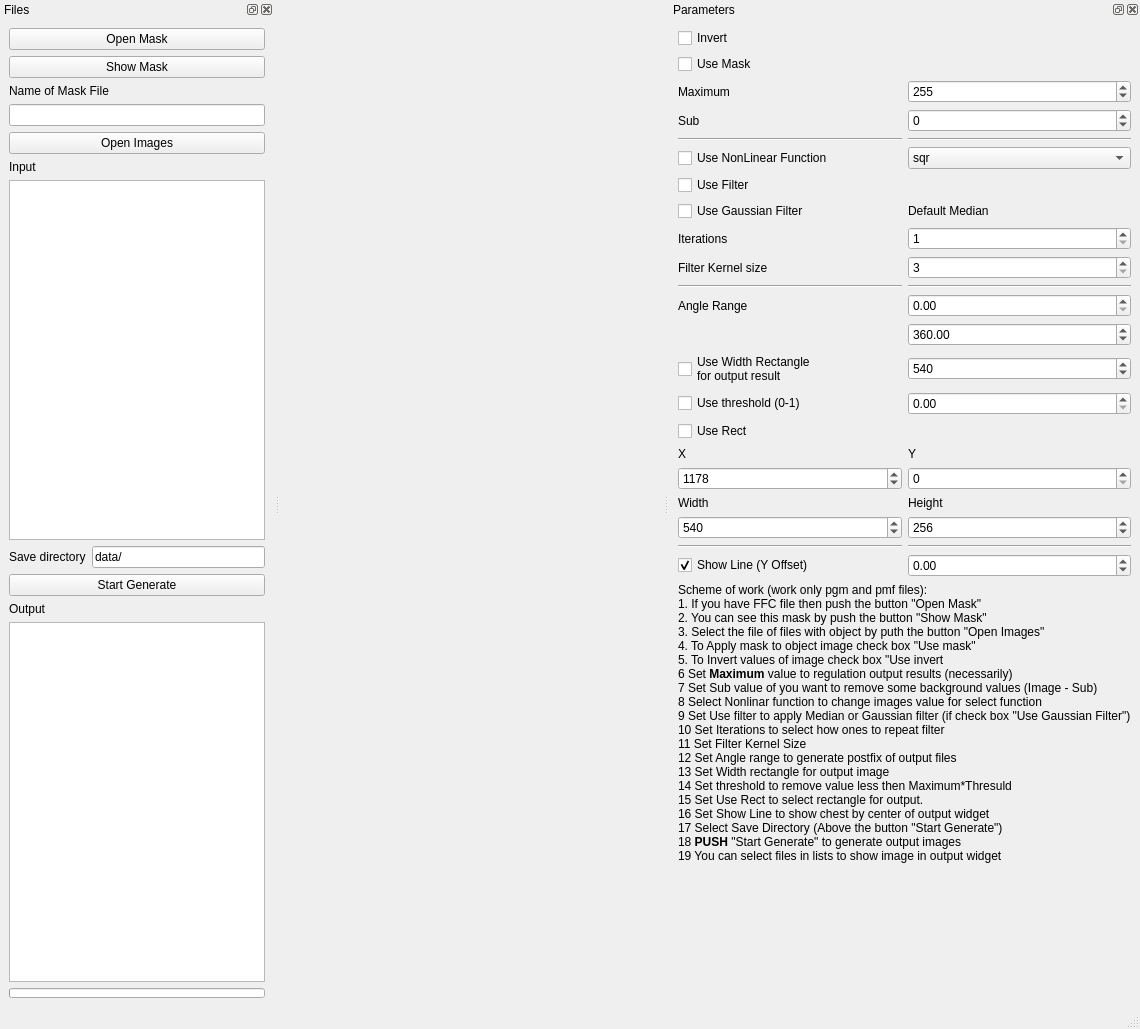
Qt form mainwindow.ui (artthirt/scan_pmf) before a commit.
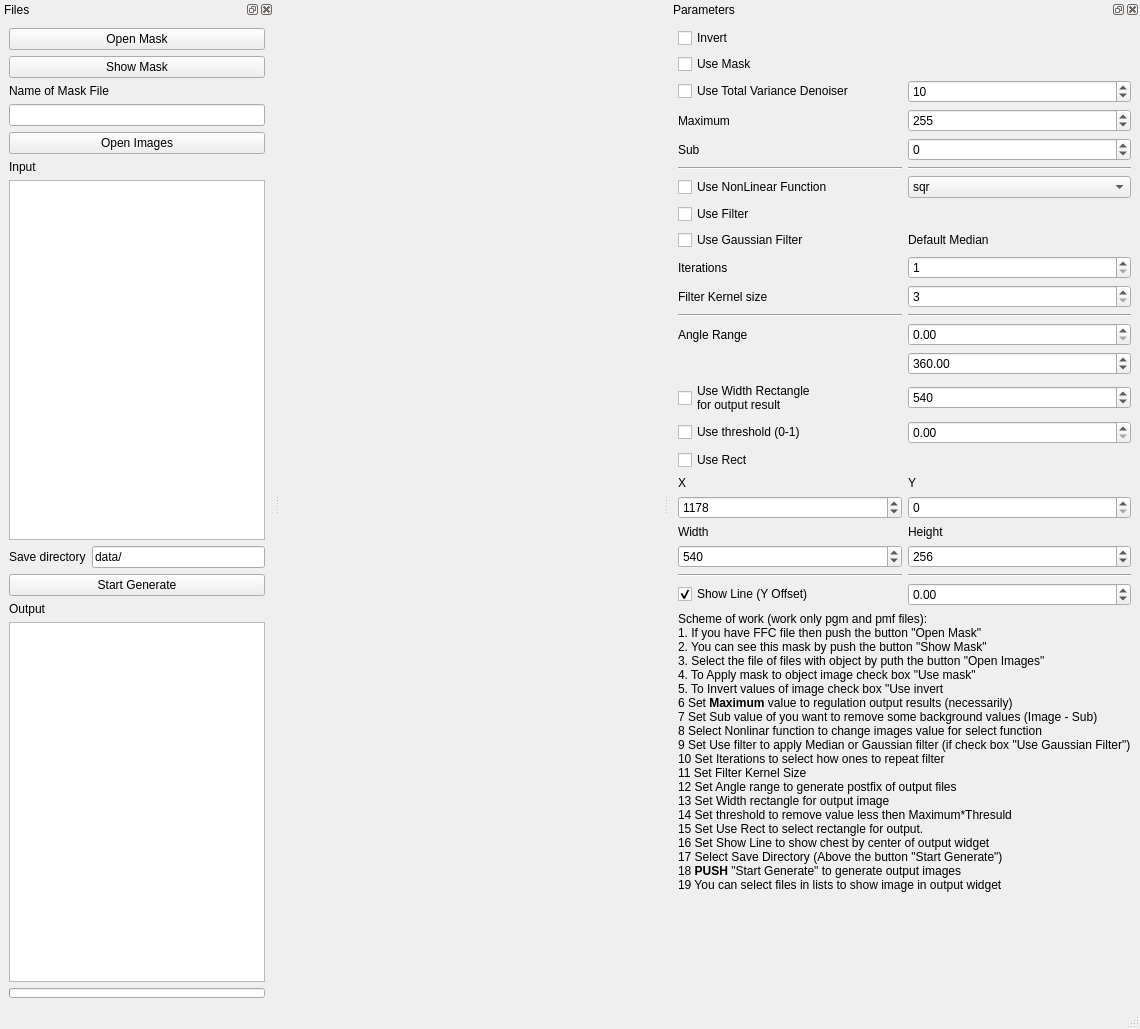
The same form after that commit. Custom widgets are drawn as their Qt base class.

What changed in the file:
```diff
--- a/mainwindow.ui
+++ b/mainwindow.ui
@@ -178,69 +178,59 @@
      </item>
      <item>
       <layout class="QGridLayout" name="gridLayout">
-       <item row="12" column="0">
-        <widget class="QCheckBox" name="chbUseNeededWidth">
-         <property name="text">
-          <string>Use Width Rectangle
-for output result</string>
-         </property>
-        </widget>
-       </item>
-       <item row="9" column="0">
-        <widget class="Line" name="line">
-         <property name="orientation">
-          <enum>Qt::Horizontal</enum>
-         </property>
-        </widget>
-       </item>
        <item row="4" column="1">
-        <widget class="QComboBox" name="cbFuncion">
-         <item>
-          <property name="text">
-           <string>sqr</string>
-          </property>
-         </item>
-         <item>
-          <property name="text">
-           <string>sqrt</string>
-          </property>
-         </item>
-         <item>
-          <property name="text">
-           <string>sin</string>
-          </property>
-         </item>
+        <widget class="Line" name="line_4">
+         <property name="orientation">
+          <enum>Qt::Horizontal</enum>
+         </property>
         </widget>
        </item>
-       <item row="4" column="0">
-        <widget class="QCheckBox" name="chbUseNonLinear">
+       <item row="14" column="0">
+        <widget class="QCheckBox" name="chbUseThreshold">
          <property name="text">
-          <string>Use NonLinear Function</string>
+          <string>Use threshold (0-1)</string>
          </property>
         </widget>
        </item>
-       <item row="6" column="0">
-        <widget class="QCheckBox" name="chbUseGaussian">
-         <property name="text">
-          <string>Use Gaussian Filter</string>
+       <item row="21" column="1">
+        <widget class="Line" name="line_6">
+         <property name="orientation">
+          <enum>Qt::Horizontal</enum>
          </property>
         </widget>
        </item>
-       <item row="5" column="0">
-        <widget class="QCheckBox" name="chbUseFilter">
+       <item row="1" column="1">
+        <widget class="QSpinBox" name="sbMaximum">
+         <property name="maximum">
+          <number>9999999</number>
+         </property>
+         <property name="value">
+          <number>255</number>
+         </property>
+        </widget>
+       </item>
+       <item row="9" column="0">
+        <widget class="QLabel" name="label_5">
          <property name="text">
-          <string>Use Filter</string>
+          <string>Filter Kernel size</string>
          </property>
         </widget>
        </item>
-       <item row="6" column="1">
-        <widget class="QLabel" name="label_11">
+       <item row="11" column="1">
+        <widget class="QDoubleSpinBox" name="dsbAngleStart">
+         <property name="maximum">
+          <double>9999999.000000000000000</double>
+         </property>
+        </widget>
+       </item>
+       <item row="15" column="0">
+        <widget class="QCheckBox" name="chbUseRect">
          <property name="text">
-          <string>Default Median</string>
+          <string>Use Rect</string>
          </property>
         </widget>
        </item>
-       <item row="17" column="0">
+       <item row="18" column="0">
         <widget class="QSpinBox" name="sbXRect">
          <property name="maximum">
           <number>999999</number>
@@ -250,31 +240,49 @@
          </property>
         </widget>
        </item>
-       <item row="19" column="0">
-        <widget class="QSpinBox" name="sbWRect">
-         <property name="maximum">
-          <number>999999</number>
-         </property>
-         <property name="value">
-          <number>540</number>
-         </property>
-        </widget>
-       </item>
-       <item row="18" column="0">
-        <widget class="QLabel" name="label_9">
-         <property name="text">
-          <string>Width</string>
-         </property>
-        </widget>
-       </item>
-       <item row="16" column="0">
+       <item row="17" column="0">
         <widget class="QLabel" name="label_7">
          <property name="text">
           <string>X</string>
          </property>
         </widget>
        </item>
-       <item row="21" column="0">
+       <item row="11" column="0">
+        <widget class="QLabel" name="label_6">
+         <property name="text">
+          <string>Angle Range</string>
+         </property>
+        </widget>
+       </item>
+       <item row="6" column="0">
+        <widget class="QCheckBox" name="chbUseFilter">
+         <property name="text">
+          <string>Use Filter</string>
+         </property>
+        </widget>
+       </item>
+       <item row="10" column="1">
+        <widget class="Line" name="line_2">
+         <property name="orientation">
+          <enum>Qt::Horizontal</enum>
+         </property>
+        </widget>
+       </item>
+       <item row="7" column="0">
+        <widget class="QCheckBox" name="chbUseGaussian">
+         <property name="text">
+          <string>Use Gaussian Filter</string>
+         </property>
+        </widget>
+       </item>
+       <item row="8" column="0">
+        <widget class="QLabel" name="label_4">
+         <property name="text">
+          <string>Iterations</string>
+         </property>
+        </widget>
+       </item>
+       <item row="22" column="0">
         <widget class="QCheckBox" name="chbShowLine">
          <property name="text">
           <string>Show Line (Y Offset)</string>
@@ -284,21 +292,51 @@
          </property>
         </widget>
        </item>
-       <item row="8" column="0">
-        <widget class="QLabel" name="label_5">
+       <item row="2" column="1">
+        <widget class="QSpinBox" name="sbSubtract">
+         <property name="minimum">
+          <number>-9999999</number>
+         </property>
+         <property name="maximum">
+          <number>9999999</number>
+         </property>
+         <property name="value">
+          <number>0</number>
+         </property>
+        </widget>
+       </item>
+       <item row="7" column="1">
+        <widget class="QLabel" name="label_11">
          <property name="text">
-          <string>Filter Kernel size</string>
+          <string>Default Median</string>
          </property>
         </widget>
        </item>
-       <item row="20" column="0">
-        <widget class="Line" name="line_5">
+       <item row="10" column="0">
+        <widget class="Line" name="line">
          <property name="orientation">
           <enum>Qt::Horizontal</enum>
          </property>
         </widget>
        </item>
-       <item row="8" column="1">
+       <item row="17" column="1">
+        <widget class="QLabel" name="label_8">
+         <property name="text">
+          <string>Y</string>
+         </property>
+        </widget>
+       </item>
+       <item row="12" column="1">
+        <widget class="QDoubleSpinBox" name="dsbAngleEnd">
+         <property name="maximum">
+          <double>999999.000000000000000</double>
+         </property>
+         <property name="value">
+          <double>360.000000000000000</double>
+         </property>
+        </widget>
+       </item>
+       <item row="9" column="1">
         <widget class="QSpinBox" name="sbKernelSize">
          <property name="minimum">
           <number>3</number>
@@ -308,44 +346,15 @@
          </property>
         </widget>
        </item>
-       <item row="9" column="1">
-        <widget class="Line" name="line_2">
-         <property name="orientation">
-          <enum>Qt::Horizontal</enum>
-         </property>
-        </widget>
-       </item>
-       <item row="13" column="1">
-        <widget class="QDoubleSpinBox" name="dsbTresh">
-         <property name="minimum">
-          <double>0.000000000000000</double>
-         </property>
-         <property name="maximum">
-          <double>1.000000000000000</double>
-         </property>
-         <property name="singleStep">
-          <double>0.100000000000000</double>
-         </property>
-         <property name="value">
-          <double>0.000000000000000</double>
+       <item row="13" column="0">
+        <widget class="QCheckBox" name="chbUseNeededWidth">
+         <property name="text">
+          <string>Use Width Rectangle
+for output result</string>
          </property>
         </widget>
        </item>
        <item row="20" column="1">
-        <widget class="Line" name="line_6">
-         <property name="orientation">
-          <enum>Qt::Horizontal</enum>
-         </property>
-        </widget>
-       </item>
-       <item row="7" column="1">
-        <widget class="QSpinBox" name="sbIterFilter">
-         <property name="minimum">
-          <number>1</number>
-         </property>
-        </widget>
-       </item>
-       <item row="19" column="1">
         <widget class="QSpinBox" name="sbHRect">
          <property name="maximum">
           <number>999999</number>
@@ -355,35 +364,14 @@
          </property>
         </widget>
        </item>
-       <item row="0" column="0">
+       <item row="1" column="0">
         <widget class="QLabel" name="label_3">
          <property name="text">
           <string>Maximum</string>
          </property>
         </widget>
        </item>
-       <item row="3" column="0">
-        <widget class="Line" name="line_3">
-         <property name="orientation">
-          <enum>Qt::Horizontal</enum>
-         </property>
-        </widget>
-       </item>
-       <item row="10" column="0">
-        <widget class="QLabel" name="label_6">
-         <property name="text">
-          <string>Angle Range</string>
-         </property>
-        </widget>
-       </item>
-       <item row="16" column="1">
-        <widget class="QLabel" name="label_8">
-         <property name="text">
-          <string>Y</string>
-         </property>
-        </widget>
-       </item>
-       <item row="21" column="1">
+       <item row="22" column="1">
         <widget class="QDoubleSpinBox" name="dsbYOffset">
          <property name="minimum">
           <double>-10.000000000000000</double>
@@ -396,102 +384,131 @@
          </property>
         </widget>
        </item>
-       <item row="10" column="1">
-        <widget class="QDoubleSpinBox" name="dsbAngleStart">
-         <property name="maximum">
-          <double>9999999.000000000000000</double>
-         </property>
-        </widget>
-       </item>
-       <item row="3" column="1">
-        <widget class="Line" name="line_4">
-         <property name="orientation">
-          <enum>Qt::Horizontal</enum>
-         </property>
-        </widget>
-       </item>
-       <item row="12" column="1">
-        <widget class="QSpinBox" name="sbNeededWidth">
-         <property name="maximum">
-          <number>9999999</number>
-         </property>
-         <property name="value">
-          <number>540</number>
-         </property>
-        </widget>
-       </item>
-       <item row="7" column="0">
-        <widget class="QLabel" name="label_4">
-         <property name="text">
-          <string>Iterations</string>
-         </property>
-        </widget>
-       </item>
-       <item row="13" column="0">
-        <widget class="QCheckBox" name="chbUseThreshold">
-         <property name="text">
-          <string>Use threshold (0-1)</string>
-         </property>
-        </widget>
-       </item>
-       <item row="18" column="1">
+       <item row="19" column="1">
         <widget class="QLabel" name="label_10">
          <property name="text">
           <string>Height</string>
          </property>
         </widget>
        </item>
-       <item row="14" column="0">
-        <widget class="QCheckBox" name="chbUseRect">
+       <item row="5" column="1">
+        <widget class="QComboBox" name="cbFuncion">
+         <item>
+          <property name="text">
+           <string>sqr</string>
+          </property>
+         </item>
+         <item>
+          <property name="text">
+           <string>sqrt</string>
+          </property>
+         </item>
+         <item>
+          <property name="text">
+           <string>sin</string>
+          </property>
+         </item>
+        </widget>
+       </item>
+       <item row="4" column="0">
+        <widget class="Line" name="line_3">
+         <property name="orientation">
+          <enum>Qt::Horizontal</enum>
+         </property>
+        </widget>
+       </item>
+       <item row="8" column="1">
+        <widget class="QSpinBox" name="sbIterFilter">
+         <property name="minimum">
+          <number>1</number>
+         </property>
+        </widget>
+       </item>
+       <item row="19" column="0">
+        <widget class="QLabel" name="label_9">
          <property name="text">
-          <string>Use Rect</string>
+          <string>Width</string>
          </property>
         </widget>
        </item>
-       <item row="17" column="1">
+       <item row="20" column="0">
+        <widget class="QSpinBox" name="sbWRect">
+         <property name="maximum">
+          <number>999999</number>
+         </property>
+         <property name="value">
+          <number>540</number>
+         </property>
+        </widget>
+       </item>
+       <item row="5" column="0">
+        <widget class="QCheckBox" name="chbUseNonLinear">
+         <property name="text">
+          <string>Use NonLinear Function</string>
+         </property>
+        </widget>
+       </item>
+       <item row="13" column="1">
+        <widget class="QSpinBox" name="sbNeededWidth">
+         <property name="maximum">
+          <number>9999999</number>
+         </property>
+         <property name="value">
+          <number>540</number>
+         </property>
+        </widget>
+       </item>
+       <item row="18" column="1">
         <widget class="QSpinBox" name="sbYRect">
          <property name="maximum">
           <number>999999</number>
          </property>
         </widget>
        </item>
-       <item row="0" column="1">
-        <widget class="QSpinBox" name="sbMaximum">
-         <property name="maximum">
-          <number>9999999</number>
+       <item row="21" column="0">
+        <widget class="Line" name="line_5">
+         <property name="orientation">
+          <enum>Qt::Horizontal</enum>
          </property>
-         <property name="value">
-          <number>255</number>
-         </property>
         </widget>
        </item>
-       <item row="11" column="1">
-        <widget class="QDoubleSpinBox" name="dsbAngleEnd">
+       <item row="14" column="1">
+        <widget class="QDoubleSpinBox" name="dsbTresh">
+         <property name="minimum">
+          <double>0.000000000000000</double>
+         </property>
          <property name="maximum">
-          <double>999999.000000000000000</double>
+          <double>1.000000000000000</double>
          </property>
          <property name="value">
-          <double>360.000000000000000</double>
+          <double>0.000000000000000</double>
          </property>
         </widget>
        </item>
-       <item row="1" column="0">
+       <item row="2" column="0">
         <widget class="QLabel" name="label_13">
          <property name="text">
           <string>Sub</string>
          </property>
         </widget>
        </item>
-       <item row="1" column="1">
-        <widget class="QSpinBox" name="sbSubtract">
+       <item row="0" column="0">
+        <widget class="QCheckBox" name="chbUseTvDenoiser">
+         <property name="text">
+          <string>Use Total Variance Denoiser</string>
+         </property>
+        </widget>
+       </item>
+       <item row="0" column="1">
+        <widget class="QSpinBox" name="sbTVDIter">
          <property name="minimum">
-          <number>-9999999</number>
+          <number>1</number>
          </property>
          <property name="maximum">
-          <number>9999999</number>
+          <number>10000</number>
          </property>
          <property name="value">
-          <number>0</number>
+          <number>10</number>
          </property>
         </widget>
        </item>
```
Left out of the diff: 3 changed lines with no effect on the pictures.
